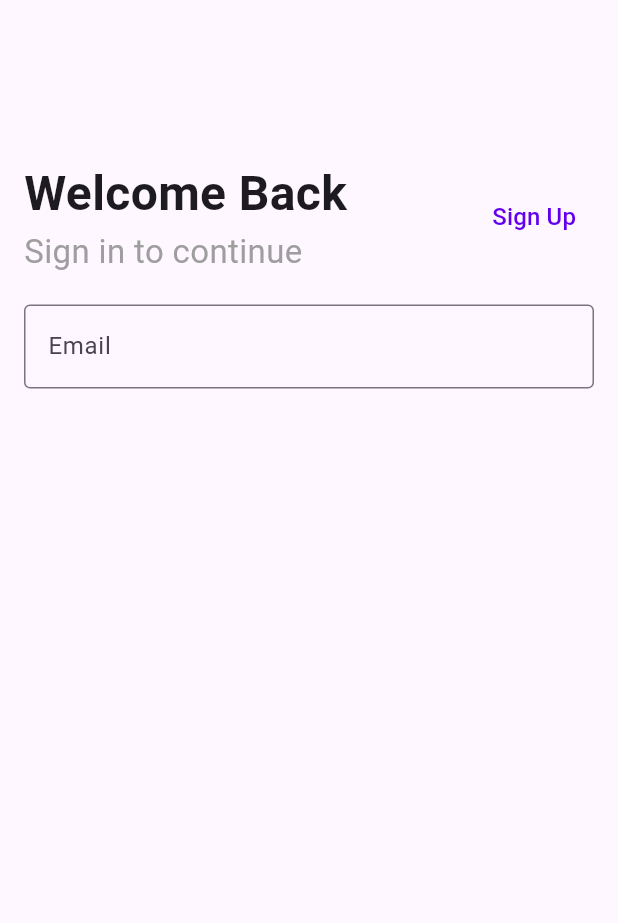
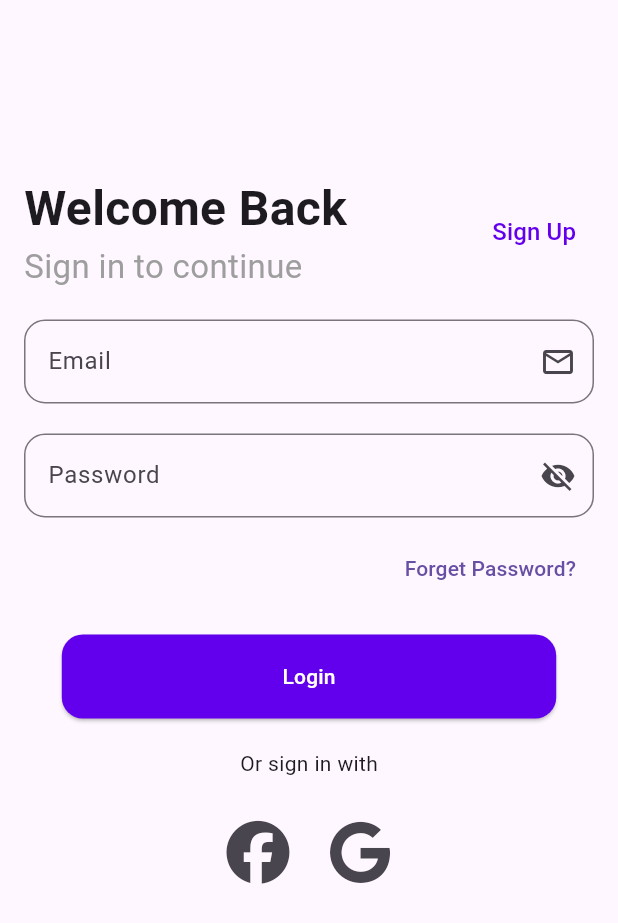
Before and after one commit to MooAli49/ecommerce, a Flutter app: the screen it shows after launch, on a phone screen of 412 x 824 dp. Shown: the top 923 px of the screen. Run offline on Flutter 3.47's test engine with Material 3 defaults, Android fonts, the phone set to English and light mode, and no system bars; our stand-ins replace font_awesome_flutter.

Commit message:
- finish login screen ui structure

```diff
--- a/lib/feature/auth/ui/screens/login_screen.dart
+++ b/lib/feature/auth/ui/screens/login_screen.dart
@@ -1,10 +1,18 @@
 import 'package:ecommerce/core/helper/spacing.dart';
+import 'package:ecommerce/feature/auth/ui/widgets/login_text_fields.dart';
+import 'package:ecommerce/feature/auth/ui/widgets/other_login_options.dart';
 import 'package:ecommerce/feature/auth/ui/widgets/welcome_row.dart';
 import 'package:flutter/material.dart';
 
-class LoginScreen extends StatelessWidget {
+class LoginScreen extends StatefulWidget {
   const LoginScreen({super.key});
 
+  @override
+  State<LoginScreen> createState() => _LoginScreenState();
+}
+
+class _LoginScreenState extends State<LoginScreen> {
+  bool isObscure = false;
   @override
   Widget build(BuildContext context) {
     return Scaffold(
@@ -12,7 +20,7 @@ class LoginScreen extends StatelessWidget {
       body: SafeArea(
         child: SingleChildScrollView(
           child: Padding(
-            padding: const EdgeInsets.only(top: 50, left: 16, right: 16),
+            padding: const EdgeInsets.only(top: 60, left: 16, right: 16),
             child: Column(
               children: [
                 WelcomeRow(
@@ -21,12 +29,16 @@ class LoginScreen extends StatelessWidget {
                   },
                 ),
                 verticalSpacing(20),
-                TextField(
-                  decoration: InputDecoration(
-                    labelText: 'Email',
-                    border: OutlineInputBorder(),
-                  ),
+                LoginTextFields(
+                  isObscure: isObscure,
+                  onObscureChanged: () {
+                    setState(() {
+                      isObscure = !isObscure;
+                    });
+                  },
                 ),
+                verticalSpacing(20),
+                OtherLoginOptions(),
               ],
             ),
           ),
--- /dev/null
+++ b/lib/feature/auth/ui/widgets/login_text_fields.dart
@@ -0,0 +1,90 @@
+import 'package:ecommerce/core/helper/spacing.dart';
+import 'package:ecommerce/core/theme/colors_manger.dart';
+import 'package:flutter/material.dart';
+
+class LoginTextFields extends StatelessWidget {
+  const LoginTextFields({
+    super.key,
+    required this.isObscure,
+    required this.onObscureChanged,
+  });
+  final bool isObscure;
+  final void Function()? onObscureChanged;
+
+  @override
+  Widget build(BuildContext context) {
+    double screenWidth = MediaQuery.sizeOf(context).width;
+
+    return Column(
+      children: [
+        TextField(
+          keyboardType: TextInputType.emailAddress,
+          decoration: InputDecoration(
+            labelText: 'Email',
+            hintText: 'Enter your email',
+            suffixIcon: const Icon(Icons.email_outlined),
+            border: OutlineInputBorder(
+              borderRadius: BorderRadius.circular(14.0),
+              borderSide: BorderSide(
+                color: ColorsManger.primaryColor,
+                width: 1.5,
+              ),
+            ),
+          ),
+        ),
+        verticalSpacing(20),
+        TextField(
+          keyboardType: TextInputType.visiblePassword,
+          obscureText: isObscure,
+          decoration: InputDecoration(
+            labelText: 'Password',
+            hintText: 'Enter your Password',
+            suffixIcon: GestureDetector(
+              onTap: onObscureChanged,
+              child: Icon(isObscure ? Icons.visibility : Icons.visibility_off),
+            ),
+            border: OutlineInputBorder(
+              borderRadius: BorderRadius.circular(14.0),
+              borderSide: BorderSide(
+                color: ColorsManger.primaryColor,
+                width: 1.5,
+              ),
+            ),
+          ),
+        ),
+        verticalSpacing(10),
+        Align(
+          alignment: Alignment.centerRight,
+          child: TextButton(onPressed: () {}, child: Text('Forget Password?')),
+        ),
+        verticalSpacing(20),
+        SizedBox(
+          width: screenWidth * 0.8,
+          height: 56,
+          child: ElevatedButton(
+            onPressed: () {
+              //TODO: Implement login functionality
+            },
+            style: ButtonStyle(
+              backgroundColor: WidgetStateProperty.all(
+                ColorsManger.primaryColor,
+              ),
+              foregroundColor: WidgetStateProperty.all(
+                ColorsManger.backgroundColor,
+              ),
+              padding: WidgetStateProperty.all(
+                const EdgeInsets.symmetric(horizontal: 20, vertical: 12),
+              ),
+              shape: WidgetStateProperty.all(
+                RoundedRectangleBorder(
+                  borderRadius: BorderRadius.circular(14.0),
+                ),
+              ),
+            ),
+            child: const Text('Login'),
+          ),
+        ),
+      ],
+    );
+  }
+}
--- /dev/null
+++ b/lib/feature/auth/ui/widgets/other_login_options.dart
@@ -0,0 +1,32 @@
+import 'package:ecommerce/core/helper/spacing.dart';
+import 'package:flutter/material.dart';
+import 'package:font_awesome_flutter/font_awesome_flutter.dart';
+
+class OtherLoginOptions extends StatelessWidget {
+  const OtherLoginOptions({super.key});
+
+  @override
+  Widget build(BuildContext context) {
+    return Column(
+      children: [
+        Text('Or sign in with'),
+        verticalSpacing(20),
+        // Spacer(),
+        Row(
+          mainAxisAlignment: MainAxisAlignment.center,
+          children: [
+            IconButton(
+              onPressed: () {},
+              icon: Icon(FontAwesomeIcons.facebook, size: 42),
+            ),
+            horizontalSpacing(10),
+            IconButton(
+              onPressed: () {},
+              icon: Icon(FontAwesomeIcons.google, size: 42),
+            ),
+          ],
+        ),
+      ],
+    );
+  }
+}
--- a/pubspec.yaml
+++ b/pubspec.yaml
@@ -35,6 +35,7 @@ dependencies:
   # Use with the CupertinoIcons class for iOS style icons.
   cupertino_icons: ^1.0.8
   flutter_bloc: ^9.1.1
+  font_awesome_flutter: ^10.8.0
 
 dev_dependencies:
   flutter_test:
```
Also changed, not shown: pubspec.lock, 1 other file.
